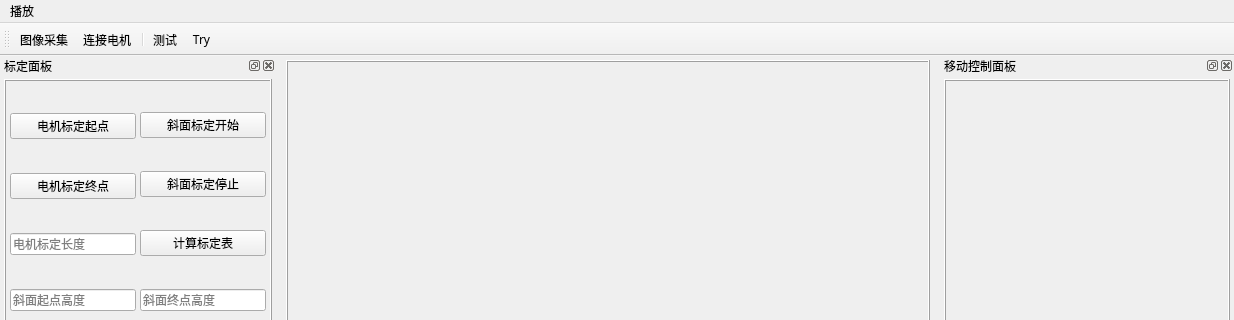
First picture: the form in MeasureOne/measureone.ui, repository CastleWei/MesureOne, before the edit; both pictures show x 0 to 1234 and y 0 to 320 of the 1234 by 816 pixel window.
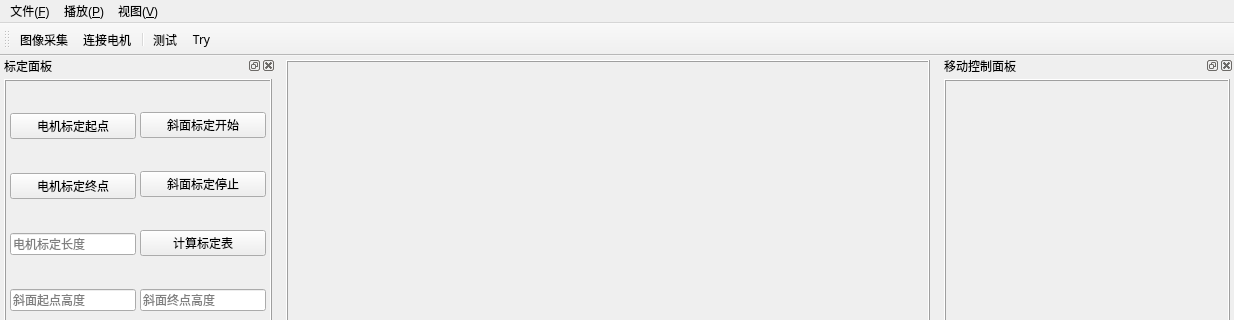
Second picture: the form after the edit. Icons and pictures are not drawn.

Commit message: v0.8.4 qsetting完成

What changed in the file:
```diff
--- a/MeasureOne/measureone.ui
+++ b/MeasureOne/measureone.ui
@@ -173,21 +173,37 @@
      <height>30</height>
     </rect>
    </property>
-   <widget class="QMenu" name="menu">
+   <widget class="QMenu" name="menu_File">
     <property name="title">
-     <string>播放</string>
+     <string>文件(&amp;F)</string>
     </property>
     <addaction name="actFromPic"/>
     <addaction name="actFromVideo"/>
-    <addaction name="actFromCam"/>
+    <addaction name="separator"/>
+   </widget>
+   <widget class="QMenu" name="menu_Play">
+    <property name="title">
+     <string>播放(&amp;P)</string>
+    </property>
+    <addaction name="action"/>
     <addaction name="separator"/>
     <addaction name="actFastPlay"/>
+    <addaction name="action_2"/>
+   </widget>
+   <widget class="QMenu" name="menu_View">
+    <property name="title">
+     <string>视图(&amp;V)</string>
+    </property>
+    <addaction name="action_4"/>
+    <addaction name="action_5"/>
     <addaction name="separator"/>
     <addaction name="actShowOnlySrc"/>
     <addaction name="actShowOnlyLazer"/>
     <addaction name="actShowMixed"/>
    </widget>
-   <addaction name="menu"/>
+   <addaction name="menu_File"/>
+   <addaction name="menu_Play"/>
+   <addaction name="menu_View"/>
   </widget>
   <widget class="QToolBar" name="mainToolBar">
    <property name="font">
```
Left out of the diff: 36 changed lines with no effect on the pictures. The commit also changes 2 other files.
